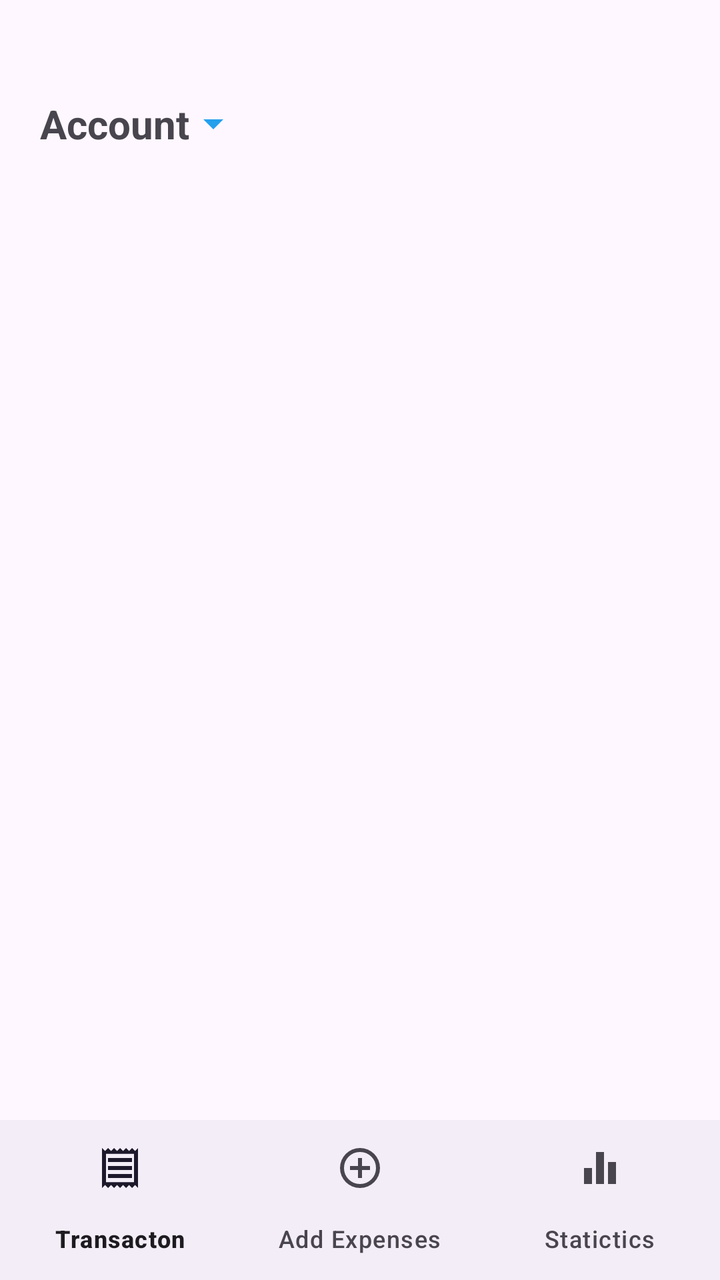
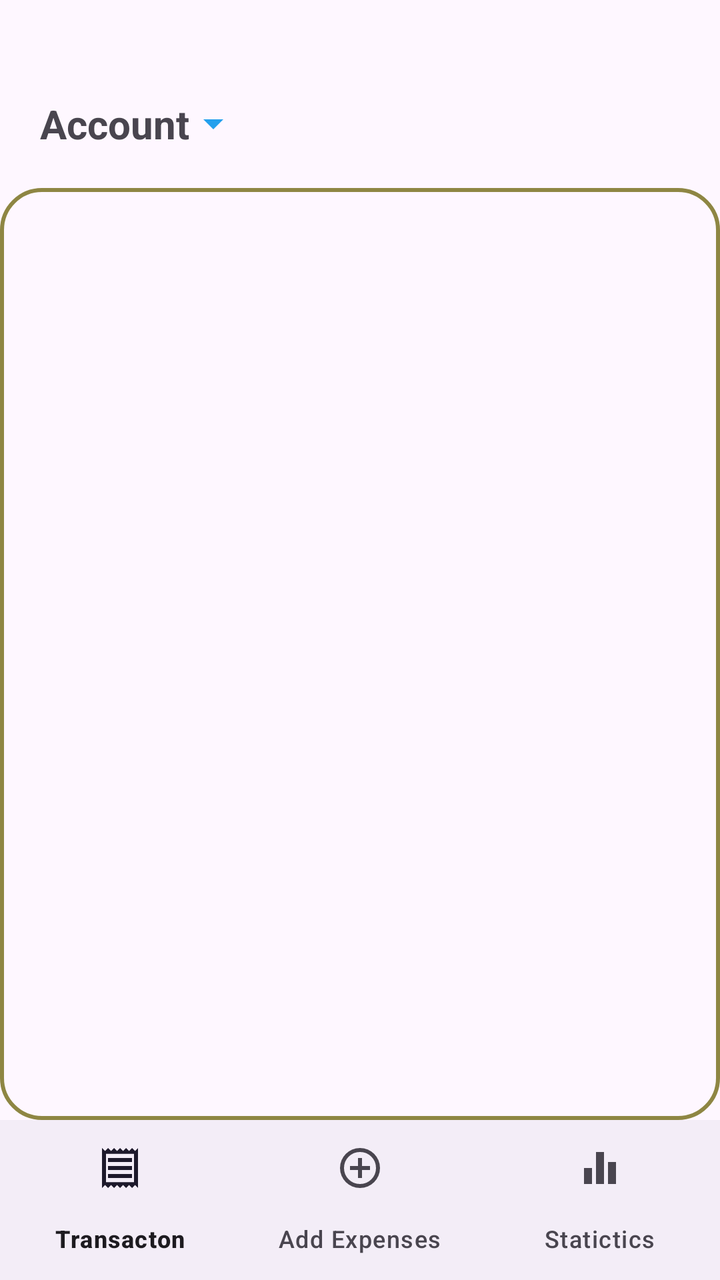

Before-and-after screenshots of an Android layout around one commit, followed by the original layout XML and the change that was made.
<!-- AndroidManifest.xml: application theme Theme.ExpenseManager -->
<!-- res/layout/fragment_home_container.xml -->
<?xml version="1.0" encoding="utf-8"?>
<androidx.drawerlayout.widget.DrawerLayout xmlns:android="http://schemas.android.com/apk/res/android"
    xmlns:app="http://schemas.android.com/apk/res-auto"
    xmlns:tools="http://schemas.android.com/tools"
    android:id="@+id/Drawerlayout"
    android:layout_width="match_parent"
    android:layout_height="match_parent"
    tools:context=".HomeContainerFragment">

    <androidx.constraintlayout.widget.ConstraintLayout
        android:layout_width="match_parent"
        android:layout_height="match_parent">

        <androidx.appcompat.widget.Toolbar
            android:id="@+id/transactionToolbar"
            android:layout_width="match_parent"
            android:layout_height="wrap_content"
            app:layout_constraintTop_toTopOf="parent"
            app:layout_constraintEnd_toEndOf="parent"
            app:layout_constraintStart_toStartOf="parent"
            android:layout_marginTop="30dp"
            >
            <TextView
                android:layout_width="wrap_content"
                android:layout_height="wrap_content"
                android:text="Account"
                android:textStyle="bold"
                android:drawableEnd="@drawable/drop_downsvg"
                android:padding="4dp"
                android:id="@+id/ToolbarAccount"
                android:textSize="20dp"/>

        </androidx.appcompat.widget.Toolbar>

        <FrameLayout
            android:id="@+id/FragmentsframeLayout"
            android:layout_width="0dp"
            android:layout_height="0dp"
            app:layout_constraintBottom_toTopOf="@+id/BottomNav"
            app:layout_constraintEnd_toEndOf="parent"
            app:layout_constraintHorizontal_bias="0.0"
            app:layout_constraintStart_toStartOf="parent"
            app:layout_constraintTop_toTopOf="parent"
            app:layout_constraintVertical_bias="0.0" />
        <com.google.android.material.bottomnavigation.BottomNavigationView
            android:id="@+id/BottomNav"
            android:layout_width="match_parent"
            android:layout_height="wrap_content"
            app:layout_constraintBottom_toBottomOf="parent"
            app:layout_constraintEnd_toEndOf="parent"
            app:layout_constraintStart_toStartOf="parent"
            app:menu="@menu/bottom_nav_menu"
            />
    </androidx.constraintlayout.widget.ConstraintLayout>

    <com.google.android.material.navigation.NavigationView
        android:layout_width="match_parent"
        android:layout_height="match_parent"
        android:id="@+id/NavigationMenu"
        android:layout_gravity="start"
        app:menu="@menu/drawer_menu"
        />

</androidx.drawerlayout.widget.DrawerLayout>
<!-- resources referenced by this layout -->
<resources>
  <!-- drawable drop_downsvg (drawable) -->
  <vector xmlns:android="http://schemas.android.com/apk/res/android"
      android:width="24dp"
      android:height="24dp"
      android:viewportWidth="960"
      android:viewportHeight="960">
    <path
        android:pathData="M480,600 L280,400h400L480,600Z"
        android:fillColor="#24A0ED"/>
  </vector>
  <style name="Theme.ExpenseManager" parent="Theme.Material3.DayNight.NoActionBar">
          
          <item name="colorPrimary">@color/purple_500</item>
          <item name="colorPrimaryVariant">@color/purple_700</item>
          <item name="colorOnPrimary">@color/white</item>
          
          <item name="colorSecondary">@color/teal_200</item>
          <item name="colorSecondaryVariant">@color/teal_700</item>
          <item name="colorOnSecondary">@color/black</item>
          
          <item name="android:statusBarColor">?attr/colorPrimaryVariant</item>
          
      </style>
  <color name="purple_500">#FF6200EE</color>
  <color name="purple_700">#FF3700B3</color>
  <color name="white">#FFFFFFFF</color>
  <color name="teal_200">#FF03DAC5</color>
  <color name="teal_700">#FF018786</color>
  <color name="black">#FF000000</color>
</resources>

<!-- the commit's change to res/layout/fragment_home_container.xml (unified diff, before → after) -->
@@ -33,6 +33,7 @@
         </androidx.appcompat.widget.Toolbar>
 
         <FrameLayout
+            android:background="@drawable/logo_border"
             android:id="@+id/FragmentsframeLayout"
             android:layout_width="0dp"
             android:layout_height="0dp"
@@ -40,8 +41,9 @@
             app:layout_constraintEnd_toEndOf="parent"
             app:layout_constraintHorizontal_bias="0.0"
             app:layout_constraintStart_toStartOf="parent"
-            app:layout_constraintTop_toTopOf="parent"
+            app:layout_constraintTop_toBottomOf="@+id/transactionToolbar"
             app:layout_constraintVertical_bias="0.0" />
+
         <com.google.android.material.bottomnavigation.BottomNavigationView
             android:id="@+id/BottomNav"
             android:layout_width="match_parent"
<!-- resource entries referenced after the edit -->
@@ -10,6 +10,15 @@
         android:pathData="M480,600 L280,400h400L480,600Z"
         android:fillColor="#24A0ED"/>
   </vector>
+  <!-- drawable logo_border (drawable) -->
+  <?xml version="1.0" encoding="utf-8"?>
+  <shape xmlns:android="http://schemas.android.com/apk/res/android">
+         <stroke
+             android:color="@color/Yellow"
+             android:width="2dp"/>
+    <corners
+        android:radius="20dp"/>
+  </shape>
   <style name="Theme.ExpenseManager" parent="Theme.Material3.DayNight.NoActionBar">
           
           <item name="colorPrimary">@color/purple_500</item>
@@ -23,6 +32,7 @@
           <item name="android:statusBarColor">?attr/colorPrimaryVariant</item>
           
       </style>
+  <color name="Yellow">#8E8643</color>
   <color name="purple_500">#FF6200EE</color>
   <color name="purple_700">#FF3700B3</color>
   <color name="white">#FFFFFFFF</color>
